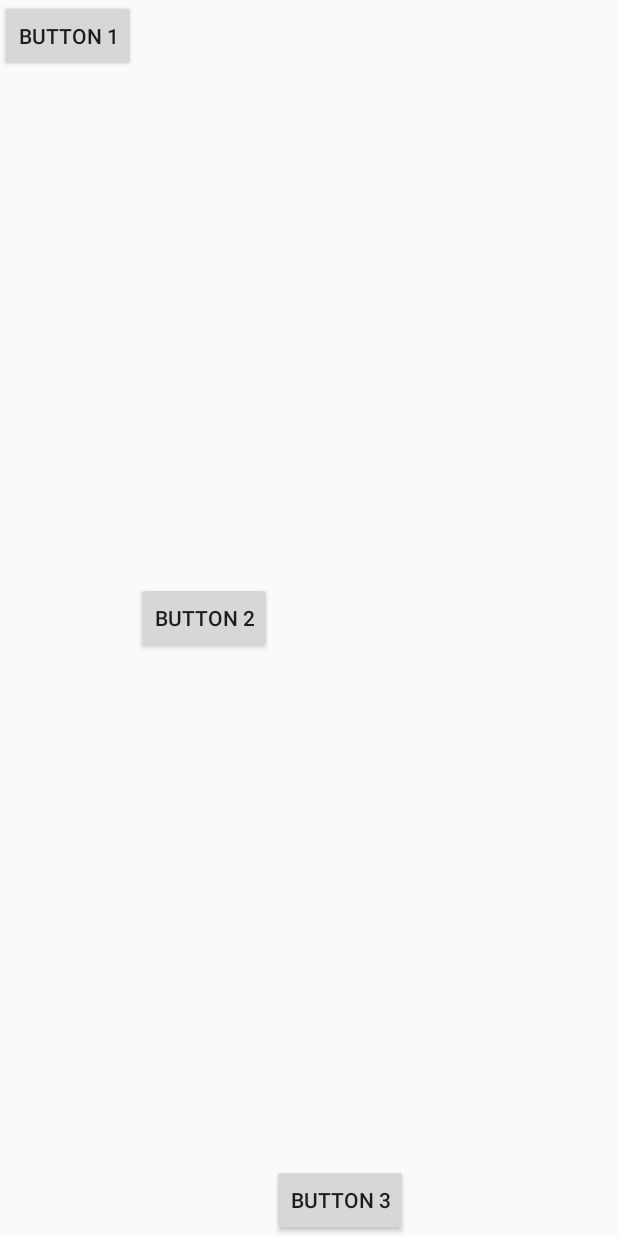
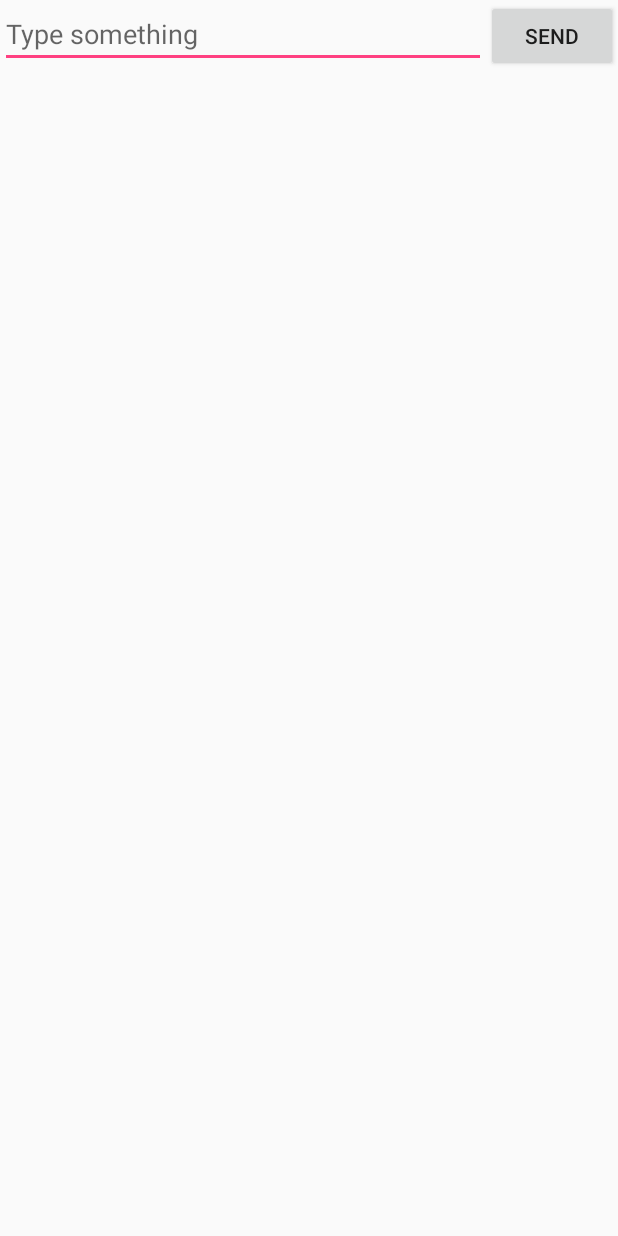
Before and after one commit to ZoeWangW/UILayoutTest, an Android app: the screen it shows after launch (MainActivity), on a phone screen of 412 x 824 dp. Run offline under Robolectric (Android 15) with nearby library versions, the light colour scheme and no system bars; 3 statements that could not run were skipped.

Commit message:
layout_weight属性
Signed-off-by: ZoeWangW <13438165026@163.com>

```diff
--- a/app/src/main/res/layout/activity_main.xml
+++ b/app/src/main/res/layout/activity_main.xml
@@ -4,28 +4,19 @@
     android:layout_height="match_parent"
     android:orientation="horizontal">
 
-    <Button
-
-        android:id="@+id/button1"
-        android:layout_width="wrap_content"
+    <EditText
+        android:id="@+id/input_message"
+        android:layout_width="0dp"
         android:layout_height="wrap_content"
-        android:layout_gravity="top"
-        android:text="Button 1"/>
+        android:layout_weight="1"
+        android:hint="Type something"/>
 
     <Button
 
-        android:id="@+id/button2"
+        android:id="@+id/send"
         android:layout_width="wrap_content"
         android:layout_height="wrap_content"
-        android:layout_gravity="center_vertical"
-        android:text="Button 2"/>
+        android:text="Send"/>
 
-    <Button
-
-        android:id="@+id/button3"
-        android:layout_width="wrap_content"
-        android:layout_height="wrap_content"
-        android:layout_gravity="bottom"
-        android:text="Button 3"/>
 
 </LinearLayout>
```
